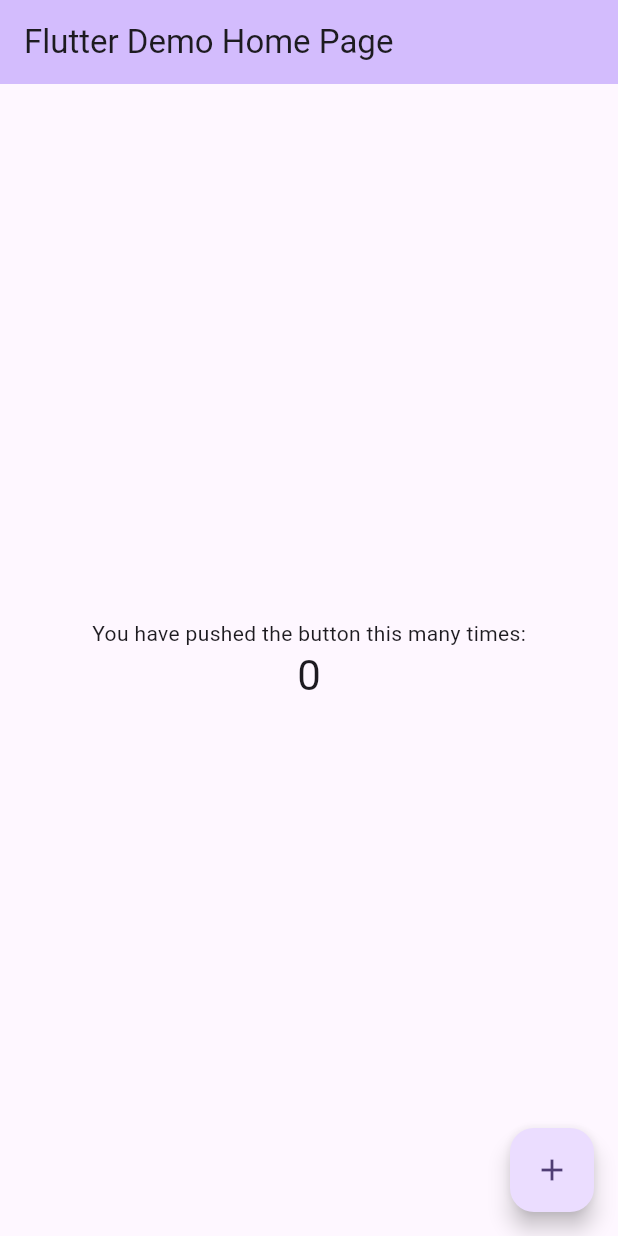
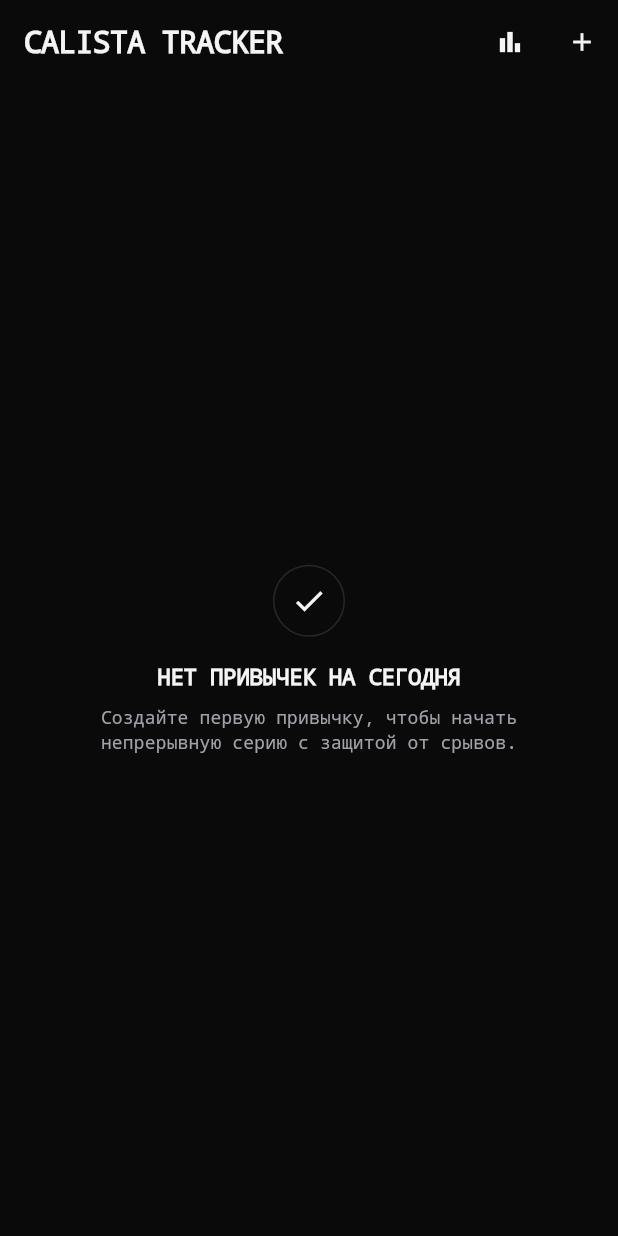
Before and after one commit to 1ndro4ka/CalistaTracker, a Flutter app: the screen it shows after launch, on a phone screen of 412 x 824 dp. Run offline on Flutter 3.47's test engine with Material 3 defaults, Android fonts, the phone set to English and light mode, and no system bars; our stand-ins replace flutter_riverpod, go_router.

Commit message:
feat: setup project scaffolding, dependencies, theme, and routing (stage 3)

```diff
--- /dev/null
+++ b/lib/app.dart
@@ -0,0 +1,19 @@
+import 'package:flutter/material.dart';
+
+import 'core/constants/app_constants.dart';
+import 'core/router/app_router.dart';
+import 'core/theme/app_theme.dart';
+
+class CalistaApp extends StatelessWidget {
+  const CalistaApp({super.key});
+
+  @override
+  Widget build(BuildContext context) {
+    return MaterialApp.router(
+      title: AppConstants.appName,
+      debugShowCheckedModeBanner: false,
+      theme: AppTheme.darkTheme,
+      routerConfig: AppRouter.router,
+    );
+  }
+}
--- /dev/null
+++ b/lib/core/constants/app_constants.dart
@@ -0,0 +1,9 @@
+abstract final class AppConstants {
+  static const String appName = 'CALISTA TRACKER';
+  static const int defaultMonthlyFreezes = 2;
+  static const int stabilityWindowDays = 30;
+  static const String notificationChannelId = 'calista_habit_reminders';
+  static const String notificationChannelName = 'Habit Reminders';
+  static const String notificationChannelDesc =
+      'Reminders to complete daily habits';
+}
--- /dev/null
+++ b/lib/core/router/app_router.dart
@@ -0,0 +1,49 @@
+import 'package:flutter/material.dart';
+import 'package:go_router/go_router.dart';
+
+import '../../features/habits/presentation/screens/habit_detail_screen.dart';
+import '../../features/habits/presentation/screens/habit_form_screen.dart';
+import '../../features/habits/presentation/screens/today_screen.dart';
+import '../../features/stats/presentation/screens/stats_screen.dart';
+
+abstract final class AppRouter {
+  static final GoRouter router = GoRouter(
+    initialLocation: '/',
+    routes: [
+      GoRoute(
+        path: '/',
+        name: 'today',
+        builder: (BuildContext context, GoRouterState state) =>
+            const TodayScreen(),
+      ),
+      GoRoute(
+        path: '/habits/new',
+        name: 'habit_new',
+        builder: (BuildContext context, GoRouterState state) =>
+            const HabitFormScreen(),
+      ),
+      GoRoute(
+        path: '/habits/:id',
+        name: 'habit_detail',
+        builder: (BuildContext context, GoRouterState state) {
+          final id = state.pathParameters['id'] ?? '';
+          return HabitDetailScreen(habitId: id);
+        },
+      ),
+      GoRoute(
+        path: '/habits/:id/edit',
+        name: 'habit_edit',
+        builder: (BuildContext context, GoRouterState state) {
+          final id = state.pathParameters['id'];
+          return HabitFormScreen(habitId: id);
+        },
+      ),
+      GoRoute(
+        path: '/stats',
+        name: 'stats',
+        builder: (BuildContext context, GoRouterState state) =>
+            const StatsScreen(),
+      ),
+    ],
+  );
+}
--- /dev/null
+++ b/lib/core/theme/app_colors.dart
@@ -0,0 +1,30 @@
+import 'package:flutter/material.dart';
+
+abstract final class AppColors {
+  // Backgrounds & Surfaces
+  static const Color background = Color(0xFF0A0A0A);
+  static const Color surface = Color(0xFF141414);
+  static const Color surfaceElevated = Color(0xFF1C1C1E);
+  static const Color surfaceMuted = Color(0xFF222225);
+
+  // Borders & Dividers (Hairline 0.5 - 1.0 px)
+  static const Color border = Color(0xFF27272A);
+  static const Color borderSubtle = Color(0xFF1C1C1F);
+  static const Color borderHighlight = Color(0xFF3F3F46);
+
+  // Text Hierarchy
+  static const Color textPrimary = Color(0xFFF4F4F5);
+  static const Color textSecondary = Color(0xFFA1A1AA);
+  static const Color textMuted = Color(0xFF71717A);
+  static const Color textDisabled = Color(0xFF52525B);
+
+  // Monochromatic Accent
+  static const Color accent = Color(0xFFF4F4F5);
+  static const Color accentSubtle = Color(0xFF27272A);
+
+  // Status & Feature Badges
+  static const Color freezeActive = Color(0xFFE4E4E7);
+  static const Color freezeBackground = Color(0xFF1F2428);
+  static const Color error = Color(0xFFEF4444);
+  static const Color errorSubtle = Color(0xFF2B1212);
+}
--- /dev/null
+++ b/lib/core/theme/app_theme.dart
@@ -0,0 +1,62 @@
+import 'package:flutter/material.dart';
+import 'package:flutter/services.dart';
+
+import 'app_colors.dart';
+import 'app_typography.dart';
+
+abstract final class AppTheme {
+  static ThemeData get darkTheme {
+    return ThemeData(
+      useMaterial3: true,
+      brightness: Brightness.dark,
+      scaffoldBackgroundColor: AppColors.background,
+      primaryColor: AppColors.accent,
+      colorScheme: const ColorScheme.dark(
+        primary: AppColors.accent,
+        onPrimary: AppColors.background,
+        surface: AppColors.surface,
+        onSurface: AppColors.textPrimary,
+        outline: AppColors.border,
+        outlineVariant: AppColors.borderSubtle,
+        error: AppColors.error,
+        onError: AppColors.textPrimary,
+      ),
+      appBarTheme: const AppBarTheme(
+        backgroundColor: AppColors.background,
+        elevation: 0,
+        scrolledUnderElevation: 0,
+        centerTitle: false,
+        titleTextStyle: AppTypography.titleLarge,
+        iconTheme: IconThemeData(color: AppColors.textPrimary, size: 20),
+        systemOverlayStyle: SystemUiOverlayStyle(
+          statusBarColor: Colors.transparent,
+          statusBarIconBrightness: Brightness.light,
+          statusBarBrightness: Brightness.dark,
+        ),
+      ),
+      cardTheme: CardThemeData(
+        color: AppColors.surface,
+        elevation: 0,
+        margin: EdgeInsets.zero,
+        shape: RoundedRectangleBorder(
+          borderRadius: BorderRadius.circular(6),
+          side: const BorderSide(color: AppColors.border, width: 0.8),
+        ),
+      ),
+      dividerTheme: const DividerThemeData(
+        color: AppColors.border,
+        thickness: 0.8,
+        space: 1,
+      ),
+      iconTheme: const IconThemeData(color: AppColors.textPrimary, size: 18),
+      textTheme: const TextTheme(
+        headlineMedium: AppTypography.statValue,
+        titleLarge: AppTypography.titleLarge,
+        titleMedium: AppTypography.titleMedium,
+        bodyMedium: AppTypography.bodyMedium,
+        bodySmall: AppTypography.bodySmall,
+        labelSmall: AppTypography.caption,
+      ),
+    );
+  }
+}
--- /dev/null
+++ b/lib/core/theme/app_typography.dart
@@ -0,0 +1,62 @@
+import 'package:flutter/material.dart';
+
+import 'app_colors.dart';
+
+abstract final class AppTypography {
+  static const String fontFamily = 'JetBrainsMono';
+  static const List<String> fontFallbacks = ['monospace', 'Courier New'];
+
+  static const TextStyle titleLarge = TextStyle(
+    fontFamily: fontFamily,
+    fontFamilyFallback: fontFallbacks,
+    fontSize: 20,
+    fontWeight: FontWeight.w600,
+    letterSpacing: -0.5,
+    color: AppColors.textPrimary,
+  );
+
+  static const TextStyle titleMedium = TextStyle(
+    fontFamily: fontFamily,
+    fontFamilyFallback: fontFallbacks,
+    fontSize: 15,
+    fontWeight: FontWeight.w600,
+    letterSpacing: -0.2,
+    color: AppColors.textPrimary,
+  );
+
+  static const TextStyle bodyMedium = TextStyle(
+    fontFamily: fontFamily,
+    fontFamilyFallback: fontFallbacks,
+    fontSize: 13,
+    fontWeight: FontWeight.w400,
+    letterSpacing: 0,
+    color: AppColors.textPrimary,
+  );
+
+  static const TextStyle bodySmall = TextStyle(
+    fontFamily: fontFamily,
+    fontFamilyFallback: fontFallbacks,
+    fontSize: 12,
+    fontWeight: FontWeight.w400,
+    letterSpacing: 0.1,
+    color: AppColors.textSecondary,
+  );
+
+  static const TextStyle caption = TextStyle(
+    fontFamily: fontFamily,
+    fontFamilyFallback: fontFallbacks,
+    fontSize: 10,
+    fontWeight: FontWeight.w500,
+    letterSpacing: 0.6,
+    color: AppColors.textMuted,
+  );
+
+  static const TextStyle statValue = TextStyle(
+    fontFamily: fontFamily,
+    fontFamilyFallback: fontFallbacks,
+    fontSize: 28,
+    fontWeight: FontWeight.w700,
+    letterSpacing: -1.0,
+    color: AppColors.textPrimary,
+  );
+}
--- /dev/null
+++ b/lib/features/habits/presentation/screens/today_screen.dart
@@ -0,0 +1,65 @@
+import 'package:flutter/material.dart';
+
+import '../../../../core/constants/app_constants.dart';
+import '../../../../core/theme/app_colors.dart';
+import '../../../../core/theme/app_typography.dart';
+
+class TodayScreen extends StatelessWidget {
+  const TodayScreen({super.key});
+
+  @override
+  Widget build(BuildContext context) {
+    return Scaffold(
+      appBar: AppBar(
+        title: const Text(AppConstants.appName),
+        actions: [
+          IconButton(
+            icon: const Icon(Icons.bar_chart_outlined),
+            onPressed: () {},
+            tooltip: 'Статистика',
+          ),
+          IconButton(
+            icon: const Icon(Icons.add),
+            onPressed: () {},
+            tooltip: 'Новая привычка',
+          ),
+        ],
+      ),
+      body: Center(
+        child: Padding(
+          padding: const EdgeInsets.all(24.0),
+          child: Column(
+            mainAxisSize: MainAxisSize.min,
+            children: [
+              Container(
+                width: 48,
+                height: 48,
+                decoration: BoxDecoration(
+                  shape: BoxShape.circle,
+                  border: Border.all(color: AppColors.border, width: 1),
+                ),
+                child: const Icon(
+                  Icons.check,
+                  size: 24,
+                  color: AppColors.textPrimary,
+                ),
+              ),
+              const SizedBox(height: 16),
+              const Text(
+                'НЕТ ПРИВЫЧЕК НА СЕГОДНЯ',
+                style: AppTypography.titleMedium,
+                textAlign: TextAlign.center,
+              ),
+              const SizedBox(height: 8),
+              const Text(
+                'Создайте первую привычку, чтобы начать непрерывную серию с защитой от срывов.',
+                style: AppTypography.bodySmall,
+                textAlign: TextAlign.center,
+              ),
+            ],
+          ),
+        ),
+      ),
+    );
+  }
+}
--- a/lib/main.dart
+++ b/lib/main.dart
@@ -1,122 +1,9 @@
 import 'package:flutter/material.dart';
+import 'package:flutter_riverpod/flutter_riverpod.dart';
+
+import 'app.dart';
 
 void main() {
-  runApp(const MyApp());
+  WidgetsFlutterBinding.ensureInitialized();
+  runApp(const ProviderScope(child: CalistaApp()));
 }
-
-class MyApp extends StatelessWidget {
-  const MyApp({super.key});
-
-  // This widget is the root of your application.
-  @override
-  Widget build(BuildContext context) {
-    return MaterialApp(
-      title: 'Flutter Demo',
-      theme: ThemeData(
-        // This is the theme of your application.
-        //
-        // TRY THIS: Try running your application with "flutter run". You'll see
-        // the application has a purple toolbar. Then, without quitting the app,
-        // try changing the seedColor in the colorScheme below to Colors.green
-        // and then invoke "hot reload" (save your changes or press the "hot
-        // reload" button in a Flutter-supported IDE, or press "r" if you used
-        // the command line to start the app).
-        //
-        // Notice that the counter didn't reset back to zero; the application
-        // state is not lost during the reload. To reset the state, use hot
-        // restart instead.
-        //
-        // This works for code too, not just values: Most code changes can be
-        // tested with just a hot reload.
-        colorScheme: .fromSeed(seedColor: Colors.deepPurple),
-      ),
-      home: const MyHomePage(title: 'Flutter Demo Home Page'),
-    );
-  }
-}
-
-class MyHomePage extends StatefulWidget {
-  const MyHomePage({super.key, required this.title});
-
-  // This widget is the home page of your application. It is stateful, meaning
-  // that it has a State object (defined below) that contains fields that affect
-  // how it looks.
-
-  // This class is the configuration for the state. It holds the values (in this
-  // case the title) provided by the parent (in this case the App widget) and
-  // used by the build method of the State. Fields in a Widget subclass are
-  // always marked "final".
-
-  final String title;
-
-  @override
-  State<MyHomePage> createState() => _MyHomePageState();
-}
-
-class _MyHomePageState extends State<MyHomePage> {
-  int _counter = 0;
-
-  void _incrementCounter() {
-    setState(() {
-      // This call to setState tells the Flutter framework that something has
-      // changed in this State, which causes it to rerun the build method below
-      // so that the display can reflect the updated values. If we changed
-      // _counter without calling setState(), then the build method would not be
-      // called again, and so nothing would appear to happen.
-      _counter++;
-    });
-  }
-
-  @override
-  Widget build(BuildContext context) {
-    // This method is rerun every time setState is called, for instance as done
-    // by the _incrementCounter method above.
-    //
-    // The Flutter framework has been optimized to make rerunning build methods
-    // fast, so that you can just rebuild anything that needs updating rather
-    // than having to individually change instances of widgets.
-    return Scaffold(
-      appBar: AppBar(
-        // TRY THIS: Try changing the color here to a specific color (to
-        // Colors.amber, perhaps?) and trigger a hot reload to see the AppBar
-        // change color while the other colors stay the same.
-        backgroundColor: Theme.of(context).colorScheme.inversePrimary,
-        // Here we take the value from the MyHomePage object that was created by
-        // the App.build method, and use it to set our appbar title.
-        title: Text(widget.title),
-      ),
-      body: Center(
-        // Center is a layout widget. It takes a single child and positions it
-        // in the middle of the parent.
-        child: Column(
-          // Column is also a layout widget. It takes a list of children and
-          // arranges them vertically. By default, it sizes itself to fit its
-          // children horizontally, and tries to be as tall as its parent.
-          //
-          // Column has various properties to control how it sizes itself and
-          // how it positions its children. Here we use mainAxisAlignment to
-          // center the children vertically; the main axis here is the vertical
-          // axis because Columns are vertical (the cross axis would be
-          // horizontal).
-          //
-          // TRY THIS: Invoke "debug painting" (choose the "Toggle Debug Paint"
-          // action in the IDE, or press "p" in the console), to see the
-          // wireframe for each widget.
-          mainAxisAlignment: .center,
-          children: [
-            const Text('You have pushed the button this many times:'),
-            Text(
-              '$_counter',
-              style: Theme.of(context).textTheme.headlineMedium,
-            ),
-          ],
-        ),
-      ),
-      floatingActionButton: FloatingActionButton(
-        onPressed: _incrementCounter,
-        tooltip: 'Increment',
-        child: const Icon(Icons.add),
-      ),
-    );
-  }
-}
```
Also changed, not shown: lib/core/motion/motion_tokens.dart (added, +45 -0 lines), lib/core/utils/clock.dart (added, +27 -0 lines), lib/features/habits/presentation/screens/habit_detail_screen.dart (added, +15 -0 lines), lib/features/habits/presentation/screens/habit_form_screen.dart (added, +18 -0 lines), lib/features/stats/presentation/screens/stats_screen.dart (added, +13 -0 lines), pubspec.yaml (+14 -0 lines), pubspec.lock, 6 other files.
